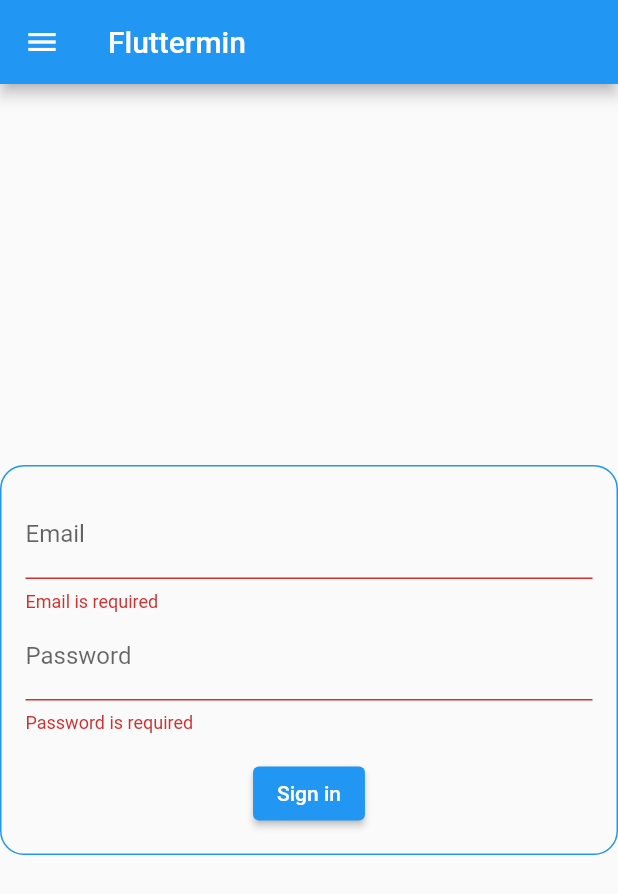
After one commit to s6o/fluttermin, a Flutter app: the screen it shows after launch, after a tap on "Sign in", on a phone screen of 412 x 824 dp. The commit adds this screen. Shown: the top 894 px of the screen. Run offline on Flutter 3.47's test engine with Material 2 defaults, Android fonts, the phone set to English and light mode, and no system bars; accounts and stored records are empty.

Commit message:
Bootstrap route handling with (new) Navigator 2.0.
Based on:
  https://medium.com/flutter/learning-flutters-new-navigation-and-routing-system-7c9068155ade

```diff
--- /dev/null
+++ b/app/lib/app_route_parser.dart
@@ -0,0 +1,46 @@
+import 'package:flutter/material.dart';
+import 'package:fluttermin/app_route_path.dart';
+import 'package:fluttermin/models/app_model.dart';
+
+class AppRouteParser extends RouteInformationParser<AppRoutePath> {
+  final AppModel model;
+
+  AppRouteParser(this.model);
+
+  @override
+  Future<AppRoutePath> parseRouteInformation(
+      RouteInformation routeInformation) async {
+    return AppRoutePath(model, routeInformation);
+//    Uri uri = Uri.parse(routeInformation!.location);
+//    // Handle '/'
+//    if (uri.pathSegments.length == 0) {
+//      return BookRoutePath.home();
+//    }
+//
+//    // Handle '/book/:id'
+//    if (uri.pathSegments.length == 2) {
+//      if (uri.pathSegments[0] != 'book') return BookRoutePath.unknown();
+//      var remaining = uri.pathSegments[1];
+//      var id = int.tryParse(remaining);
+//      if (id == null) return BookRoutePath.unknown();
+//      return BookRoutePath.details(id);
+//    }
+//
+//    // Handle unknown routes
+//    return BookRoutePath.unknown();
+  }
+
+  @override
+  RouteInformation restoreRouteInformation(AppRoutePath path) {
+//    if (path.isUnknown) {
+//      return RouteInformation(location: '/404');
+//    }
+//    if (path.isHomePage) {
+//      return RouteInformation(location: '/');
+//    }
+//    if (path.isDetailsPage) {
+//      return RouteInformation(location: '/book/${path.id}');
+//    }
+    return RouteInformation();
+  }
+}
--- /dev/null
+++ b/app/lib/app_route_path.dart
@@ -0,0 +1,15 @@
+import 'package:flutter/material.dart';
+import 'package:fluttermin/models/app_model.dart';
+
+/// Translate from String route paths to AppRoutePath and vice versa.
+class AppRoutePath {
+  static Map<String, List<MapEntry<String, dynamic>>> _paths = {
+    '/login': [],
+  };
+
+  AppRoutePath._internal();
+
+  factory AppRoutePath(AppModel model, RouteInformation ri) {
+    return AppRoutePath._internal();
+  }
+}
--- /dev/null
+++ b/app/lib/app_router_delegate.dart
@@ -0,0 +1,80 @@
+import 'package:flutter/material.dart';
+import 'package:fluttermin/app_route_path.dart';
+import 'package:fluttermin/models/app_model.dart';
+import 'package:fluttermin/pages/about_page.dart';
+import 'package:fluttermin/pages/app_users_page.dart';
+import 'package:fluttermin/pages/login_page.dart';
+import 'package:provider/provider.dart';
+
+class AppRouterDelegate extends RouterDelegate<AppRoutePath>
+    with ChangeNotifier, PopNavigatorRouterDelegateMixin<AppRoutePath> {
+  final GlobalKey<NavigatorState> navigatorKey;
+
+  AppRouterDelegate() : navigatorKey = GlobalKey<NavigatorState>();
+
+  @override
+  Widget build(BuildContext context) {
+    AppModel model = Provider.of<AppModel>(context, listen: false);
+    return Navigator(
+      key: navigatorKey,
+      pages: model.isAuthorized
+          ? [
+              MaterialPage(child: AboutPage()),
+              MaterialPage(child: AppUsersPage()),
+            ]
+          : [
+              MaterialPage(child: LoginPage()),
+//        MaterialPage(
+//          key: ValueKey('BooksListPage'),
+//          child: BooksListScreen(
+//            books: books,
+//            onTapped: _handleBookTapped,
+//          ),
+//        ),
+//        if (show404)
+//          MaterialPage(key: ValueKey('UnknownPage'), child: UnknownScreen())
+//        else if (_selectedBook != null)
+//          BookDetailsPage(book: _selectedBook)
+            ],
+      onPopPage: (route, result) {
+        if (!route.didPop(result)) {
+          return false;
+        }
+
+        // Update the list of pages by setting _selectedBook to null
+        //_selectedBook = null;
+        //show404 = false;
+        notifyListeners();
+
+        return true;
+      },
+    );
+  }
+
+  @override
+  Future<void> setNewRoutePath(AppRoutePath path) async {
+//    if (path.isUnknown) {
+//      _selectedBook = null;
+//      show404 = true;
+//      return;
+//    }
+//
+//    if (path.isDetailsPage) {
+//      if (path.id < 0 || path.id > books.length - 1) {
+//        show404 = true;
+//        return;
+//      }
+//
+//      _selectedBook = books[path.id];
+//    } else {
+//      _selectedBook = null;
+//    }
+//
+//    show404 = false;
+  }
+
+//  void _handleBookTapped(Book book) {
+//    _selectedBook = book;
+//    notifyListeners();
+//  }
+}
--- a/app/lib/main.dart
+++ b/app/lib/main.dart
@@ -1,6 +1,7 @@
 import 'package:flutter/material.dart';
+import 'package:fluttermin/app_route_parser.dart';
+import 'package:fluttermin/app_router_delegate.dart';
 import 'package:provider/provider.dart';
-import 'package:fluttermin/login.dart';
 import 'package:fluttermin/models/app_model.dart';
 
 void main() {
@@ -18,58 +19,26 @@ class Fluttermin extends StatefulWidget {
 }
 
 class _FlutterminState extends State<Fluttermin> {
-  GlobalKey<ScaffoldState> _scaffoldKey = new GlobalKey<ScaffoldState>();
+  AppRouterDelegate _routerDelegate = AppRouterDelegate();
+  AppRouteParser? _routeParser;
+
+  @override
+  void initState() {
+    super.initState();
+    _routeParser = AppRouteParser(
+      Provider.of<AppModel>(context, listen: false),
+    );
+  }
+
   @override
   Widget build(BuildContext context) {
-    return MaterialApp(
+    return MaterialApp.router(
       title: 'Fluttermin',
       theme: ThemeData(
         primarySwatch: Colors.blue,
       ),
-      home: Scaffold(
-        key: _scaffoldKey,
-        appBar: AppBar(
-          title: Text('Fluttermin'),
-        ),
-        body: Consumer<AppModel>(
-          builder: (BuildContext ctx, AppModel model, Widget? _) =>
-              model.isAuthorized
-                  ? Container(
-                      child: Text('Authorized'),
-                    )
-                  : LoginPage(),
-        ),
-        drawer: Consumer<AppModel>(
-          builder: (BuildContext ctx, AppModel model, Widget? w) {
-            return Drawer(
-              child: ListView(
-                padding: EdgeInsets.zero,
-                children: [
-                  DrawerHeader(
-                    child: Text('Fluttermin'),
-                    decoration: BoxDecoration(
-                      color: Colors.blue,
-                    ),
-                  ),
-                  if (model.isAuthorized) ..._authorizedItems(context, model),
-                ],
-              ),
-            );
-          },
-        ),
-      ),
+      routerDelegate: _routerDelegate,
+      routeInformationParser: _routeParser!,
     );
   }
-
-  List<Widget> _authorizedItems(BuildContext context, AppModel model) {
-    return <Widget>[
-      ListTile(
-          title: Text('Logout'),
-          onTap: () {
-            model.unAuthorize();
-            _scaffoldKey.currentState?.openEndDrawer();
-          }),
-      Divider(),
-    ];
-  }
 }
--- /dev/null
+++ b/app/lib/pages/a_page.dart
@@ -0,0 +1,53 @@
+import 'package:flutter/material.dart';
+import 'package:fluttermin/models/app_model.dart';
+import 'package:provider/provider.dart';
+
+/// Base page with [Scaffold], [AppBar] and [Drawer] and is meant as basis for
+/// every other page in the lib/pages/ directory.
+class APage extends StatelessWidget {
+  final GlobalKey<ScaffoldState> _scaffoldKey = GlobalKey<ScaffoldState>();
+  final Widget child;
+
+  APage({required this.child, Key? key}) : super(key: key);
+
+  @override
+  Widget build(BuildContext context) {
+    return Scaffold(
+      key: _scaffoldKey,
+      appBar: AppBar(
+        title: Text('Fluttermin'),
+      ),
+      body: child,
+      drawer: Consumer<AppModel>(
+        builder: (BuildContext ctx, AppModel model, Widget? w) {
+          return Drawer(
+            child: ListView(
+              padding: EdgeInsets.zero,
+              children: [
+                DrawerHeader(
+                  child: Text('Fluttermin'),
+                  decoration: BoxDecoration(
+                    color: Colors.blue,
+                  ),
+                ),
+                if (model.isAuthorized) ..._authorizedItems(context, model),
+              ],
+            ),
+          );
+        },
+      ),
+    );
+  }
+
+  List<Widget> _authorizedItems(BuildContext context, AppModel model) {
+    return <Widget>[
+      ListTile(
+          title: Text('Logout'),
+          onTap: () {
+            model.unAuthorize();
+            _scaffoldKey.currentState?.openEndDrawer();
+          }),
+      Divider(),
+    ];
+  }
+}
--- /dev/null
+++ b/app/lib/pages/login_page.dart
@@ -0,0 +1,94 @@
+import 'package:flutter/material.dart';
+import 'package:fluttermin/models/user.dart';
+import 'package:fluttermin/pages/a_page.dart';
+import 'package:provider/provider.dart';
+import 'package:fluttermin/api.dart';
+import 'package:fluttermin/models/app_model.dart';
+import 'package:fluttermin/models/auth.dart';
+import 'package:fluttermin/models/app_error.dart';
+
+class LoginPage extends StatefulWidget {
+  LoginPage({Key? key}) : super(key: key);
+
+  @override
+  _LoginPageState createState() => _LoginPageState();
+}
+
+class _LoginPageState extends State<LoginPage> {
+  final _formKey = GlobalKey<FormState>();
+
+  @override
+  Widget build(BuildContext context) {
+    return APage(
+      key: widget.key,
+      child: Center(
+        child: Column(
+          mainAxisAlignment: MainAxisAlignment.spaceAround,
+          children: [
+            Container(
+              decoration: BoxDecoration(
+                border: Border.all(color: Theme.of(context).primaryColor),
+                borderRadius: BorderRadius.circular(16),
+              ),
+              padding: const EdgeInsets.all(16),
+              width: 480,
+              child: Form(
+                key: _formKey,
+                child: Consumer<AppModel>(
+                  builder: (BuildContext ctx, AppModel model, Widget? w) {
+                    return Column(
+                      children: <Widget>[
+                        TextFormField(
+                          autocorrect: false,
+                          decoration: InputDecoration(labelText: 'Email'),
+                          keyboardType: TextInputType.emailAddress,
+                          textCapitalization: TextCapitalization.none,
+                          validator: (v) => v != null && v.isEmpty
+                              ? 'Email is required'
+                              : null,
+                          onSaved: (v) => model.credentials.email = v ?? '',
+                        ),
+                        TextFormField(
+                          autocorrect: false,
+                          decoration: InputDecoration(labelText: 'Password'),
+                          keyboardType: TextInputType.visiblePassword,
+                          obscureText: true,
+                          textCapitalization: TextCapitalization.none,
+                          validator: (v) => v != null && v.isEmpty
+                              ? 'Password is required'
+                              : null,
+                          onSaved: (v) => model.credentials.pass = v ?? '',
+                        ),
+                        SizedBox(height: 16),
+                        ElevatedButton(
+                          onPressed: () async {
+                            if (_formKey.currentState!.validate()) {
+                              _formKey.currentState!.save();
+                              try {
+                                var ctrl = Scaffold.of(context).showBottomSheet(
+                                    (context) =>
+                                        Text('Sending credentials ...'));
+                                Jwt jwt = await Api.login(model.credentials);
+                                Claims c = await Api.claims(jwt);
+                                model.user = User(jwt, c);
+                                ctrl.close();
+                              } catch (e) {
+                                Scaffold.of(context).showBottomSheet(
+                                    (context) => Text((e as AppError).message));
+                              }
+                            }
+                          },
+                          child: Text('Sign in'),
+                        ),
+                      ],
+                    );
+                  },
+                ),
+              ),
+            ),
+          ],
+        ),
+      ),
+    );
+  }
+}
```
Also changed, not shown: app/lib/login.dart (deleted, +0 -88 lines), app/lib/pages/about_page.dart (added, +16 -0 lines), app/lib/pages/app_users_page.dart (added, +16 -0 lines).
